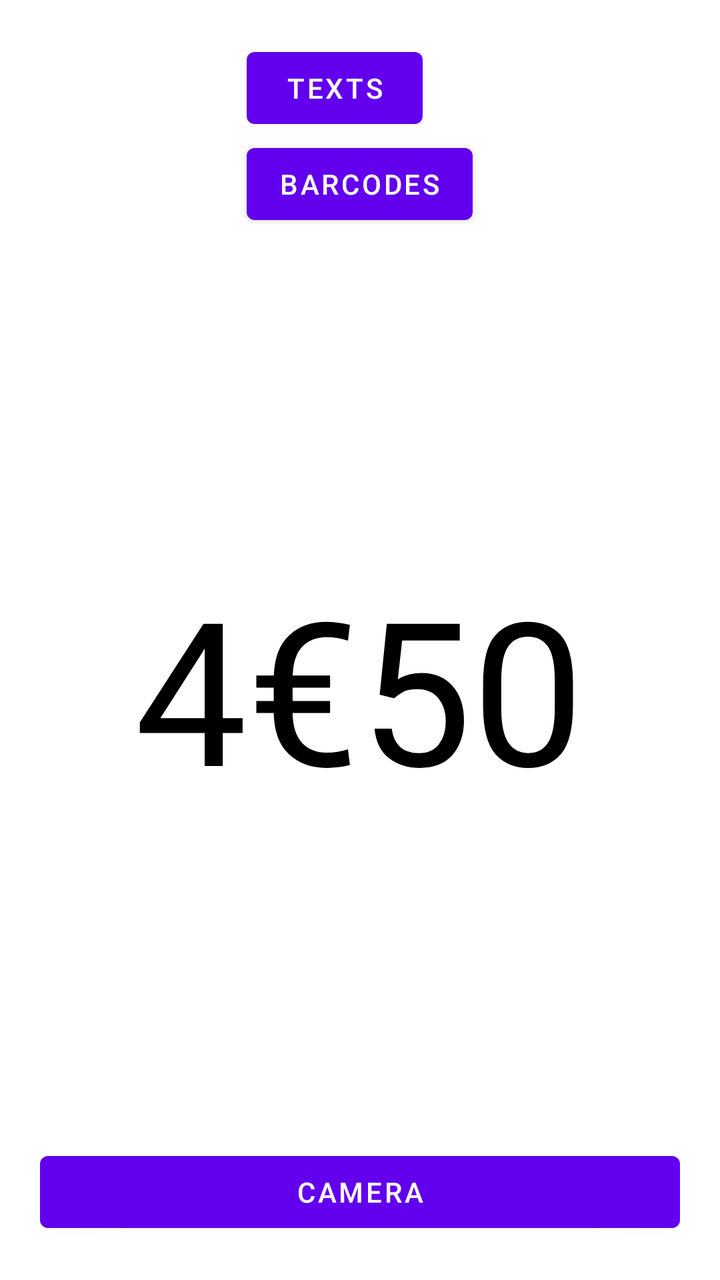
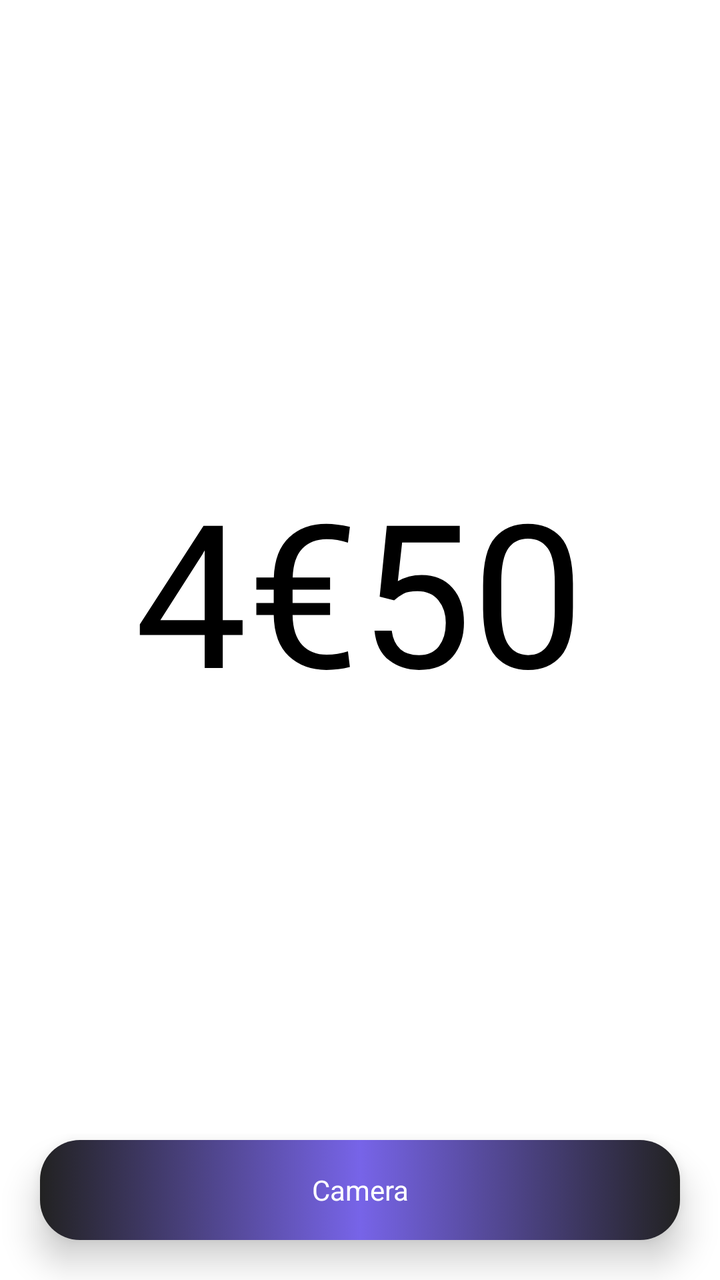

Before-and-after screenshots of an Android layout around one commit, followed by the original layout XML and the change that was made.
<!-- AndroidManifest.xml: application theme Theme.PrimofoodProto -->
<!-- res/layout/fragment_first.xml -->
<?xml version="1.0" encoding="utf-8"?>
<LinearLayout xmlns:android="http://schemas.android.com/apk/res/android"
    xmlns:tools="http://schemas.android.com/tools"
    android:layout_width="match_parent"
    xmlns:app="http://schemas.android.com/apk/res-auto"
    android:orientation="vertical"
    android:padding="20dp"
    android:layout_height="match_parent">

    <RelativeLayout
        android:layout_width="match_parent"
        android:layout_height="wrap_content">

        <androidx.appcompat.widget.AppCompatImageView
            android:id="@+id/picturePreview"
            android:layout_height="wrap_content"
            android:layout_width="match_parent"
            android:adjustViewBounds="true"
            app:layout_constraintDimensionRatio="1:1"
            />

        <androidx.appcompat.widget.AppCompatImageView
            android:id="@+id/pictureOverlay"
            android:layout_height="wrap_content"
            android:layout_width="match_parent"
            android:adjustViewBounds="true"
            app:layout_constraintDimensionRatio="1:1"
             />

    </RelativeLayout>

    <LinearLayout
        android:layout_width="wrap_content"
        android:layout_gravity="center_horizontal"
        android:layout_height="wrap_content"
        android:orientation="horizontal">


        <LinearLayout
            android:layout_width="wrap_content"
            android:layout_height="wrap_content"
            android:orientation="vertical">

            <Button
                android:id="@+id/textrecognition"
                android:text="Texts"
                android:layout_marginStart="10dp"
                android:layout_marginEnd="10dp"
                android:layout_width="wrap_content"
                android:layout_height="wrap_content" />

            <Button
                android:id="@+id/barCode"
                android:text="Barcodes"
                android:layout_marginStart="10dp"
                android:layout_marginEnd="10dp"
                android:layout_width="wrap_content"
                android:layout_height="wrap_content" />

        </LinearLayout>

    </LinearLayout>

    <View
        android:layout_width="match_parent"
        android:layout_height="0dp"
        android:layout_weight="1" />

    <TextView
        android:id="@+id/result"
        android:layout_width="wrap_content"
        android:layout_height="wrap_content"
        android:layout_gravity="center"
        android:textSize="100sp"
        android:textColor="@color/black"
        android:fontFamily="@font/euro"
        android:text="4€50" />













    <View
        android:layout_width="match_parent"
        android:layout_height="0dp"
        android:layout_weight="1" />

    <Button
        android:id="@+id/button_first"
        android:layout_width="match_parent"
        android:layout_height="wrap_content"
        android:text="Camera" />

</LinearLayout>
<!-- resources referenced by this layout -->
<resources>
  <color name="black">#FF000000</color>
  <style name="Theme.PrimofoodProto" parent="Theme.MaterialComponents.DayNight.DarkActionBar">
          
          <item name="colorPrimary">@color/purple_500</item>
          <item name="colorPrimaryVariant">@color/purple_700</item>
          <item name="colorOnPrimary">@color/white</item>
          
          <item name="colorSecondary">@color/teal_200</item>
          <item name="colorSecondaryVariant">@color/teal_700</item>
          <item name="colorOnSecondary">@color/black</item>
          
          <item name="android:statusBarColor" tools:targetApi="l">?attr/colorPrimaryVariant</item>
          
      </style>
  <color name="purple_500">#FF6200EE</color>
  <color name="purple_700">#FF3700B3</color>
  <color name="white">#FFFFFFFF</color>
  <color name="teal_200">#FF03DAC5</color>
  <color name="teal_700">#FF018786</color>
</resources>

<!-- the commit's change to res/layout/fragment_first.xml (unified diff, before → after) -->
@@ -1,63 +1,82 @@
 <?xml version="1.0" encoding="utf-8"?>
 <LinearLayout xmlns:android="http://schemas.android.com/apk/res/android"
+    xmlns:app="http://schemas.android.com/apk/res-auto"
     xmlns:tools="http://schemas.android.com/tools"
     android:layout_width="match_parent"
-    xmlns:app="http://schemas.android.com/apk/res-auto"
+    android:layout_height="match_parent"
     android:orientation="vertical"
-    android:padding="20dp"
-    android:layout_height="match_parent">
+    >
 
     <RelativeLayout
         android:layout_width="match_parent"
-        android:layout_height="wrap_content">
+        android:layout_height="wrap_content"
+        >
 
-        <androidx.appcompat.widget.AppCompatImageView
-            android:id="@+id/picturePreview"
+        <androidx.cardview.widget.CardView
+            android:layout_width="match_parent"
             android:layout_height="wrap_content"
+            app:cardCornerRadius="16dp"
+            android:layout_margin="20dp"
+            android:elevation="40dp">
+
+            <androidx.appcompat.widget.AppCompatImageView
+                android:id="@+id/picturePreview"
+                android:layout_width="match_parent"
+                android:layout_height="wrap_content"
+                android:adjustViewBounds="true"
+                app:layout_constraintDimensionRatio="1:1" />
+
+        </androidx.cardview.widget.CardView>
+
+        <androidx.cardview.widget.CardView
+            android:visibility="invisible"
             android:layout_width="match_parent"
-            android:adjustViewBounds="true"
-            app:layout_constraintDimensionRatio="1:1"
-            />
+            android:layout_height="wrap_content"
+            app:cardCornerRadius="16dp"
+            android:layout_margin="20dp"
 
-        <androidx.appcompat.widget.AppCompatImageView
-            android:id="@+id/pictureOverlay"
-            android:layout_height="wrap_content"
-            android:layout_width="match_parent"
-            android:adjustViewBounds="true"
-            app:layout_constraintDimensionRatio="1:1"
-             />
+            >
+
+            <androidx.appcompat.widget.AppCompatImageView
+                android:id="@+id/pictureOverlay"
+                android:layout_width="match_parent"
+                android:layout_height="wrap_content"
+                android:adjustViewBounds="true"
+                app:layout_constraintDimensionRatio="1:1" />
+
+        </androidx.cardview.widget.CardView>
 
     </RelativeLayout>
 
     <LinearLayout
         android:layout_width="wrap_content"
+        android:layout_height="wrap_content"
         android:layout_gravity="center_horizontal"
-        android:layout_height="wrap_content"
         android:orientation="horizontal">
 
 
-        <LinearLayout
-            android:layout_width="wrap_content"
-            android:layout_height="wrap_content"
-            android:orientation="vertical">
 
-            <Button
-                android:id="@+id/textrecognition"
-                android:text="Texts"
-                android:layout_marginStart="10dp"
-                android:layout_marginEnd="10dp"
-                android:layout_width="wrap_content"
-                android:layout_height="wrap_content" />
 
-            <Button
-                android:id="@+id/barCode"
-                android:text="Barcodes"
-                android:layout_marginStart="10dp"
-                android:layout_marginEnd="10dp"
-                android:layout_width="wrap_content"
-                android:layout_height="wrap_content" />
 
-        </LinearLayout>
+
+
+
+
+
+
+
+
+
+
+
+
+
+
+
+
+
+
+
 
     </LinearLayout>
 
@@ -71,32 +90,39 @@
         android:layout_width="wrap_content"
         android:layout_height="wrap_content"
         android:layout_gravity="center"
-        android:textSize="100sp"
+        android:fontFamily="@font/euro"
+        android:text="4€50"
         android:textColor="@color/black"
-        android:fontFamily="@font/euro"
-        android:text="4€50" />
+        android:textSize="100sp" />
 
+    
+    
+    
+    
 
+    
+    
+    
+    
 
-
-
-
-
-
-
-
-
-
+    
 
     <View
         android:layout_width="match_parent"
         android:layout_height="0dp"
         android:layout_weight="1" />
 
-    <Button
+    <TextView
         android:id="@+id/button_first"
         android:layout_width="match_parent"
-        android:layout_height="wrap_content"
+        android:layout_height="50dp"
+        android:gravity="center"
+        android:background="@drawable/button_state"
+        android:elevation="10dp"
+        android:shadowDx="10"
+        android:padding="10dp"
+        android:layout_margin="20dp"
+        android:textColor="@color/white"
         android:text="Camera" />
 
 </LinearLayout>
<!-- resource entries referenced after the edit -->
@@ -3,8 +3,8 @@
   <color name="black">#FF000000</color>
   <style name="Theme.PrimofoodProto" parent="Theme.MaterialComponents.DayNight.DarkActionBar">
           
-          <item name="colorPrimary">@color/purple_500</item>
-          <item name="colorPrimaryVariant">@color/purple_700</item>
+          <item name="colorPrimary">#7764E8</item>
+          <item name="colorPrimaryVariant">#7764E8</item>
           <item name="colorOnPrimary">@color/white</item>
           
           <item name="colorSecondary">@color/teal_200</item>
@@ -14,9 +14,40 @@
           <item name="android:statusBarColor" tools:targetApi="l">?attr/colorPrimaryVariant</item>
           
       </style>
-  <color name="purple_500">#FF6200EE</color>
-  <color name="purple_700">#FF3700B3</color>
+  <!-- drawable rounded_corner_focused (drawable) -->
+  <?xml version="1.0" encoding="utf-8"?>
+  <shape xmlns:android="http://schemas.android.com/apk/res/android" android:shape="rectangle">
+      <corners android:radius="20dp" />
+      <gradient android:startColor="#7764E8" android:centerColor="#7764E8" android:endColor="#7764E8"/>
+  </shape>
+  <!-- drawable rounded_corner_pressed (drawable) -->
+  <?xml version="1.0" encoding="utf-8"?>
+  <shape xmlns:android="http://schemas.android.com/apk/res/android" android:shape="rectangle">
+      <corners android:radius="20dp" />
+      <gradient android:startColor="#666666" android:centerColor="#7764E8" android:endColor="#666666"/>
+  </shape>
+  <!-- drawable rounded_corner (drawable) -->
+  <?xml version="1.0" encoding="utf-8"?>
+  <shape xmlns:android="http://schemas.android.com/apk/res/android" android:shape="rectangle">
+      <corners android:radius="20dp" />
+      <gradient android:startColor="#222222" android:centerColor="#7764E8" android:endColor="#222222"/>
+  </shape>
   <color name="white">#FFFFFFFF</color>
+  <!-- drawable button_state (drawable) -->
+  <?xml version="1.0" encoding="utf-8"?>
+  <selector xmlns:android="http://schemas.android.com/apk/res/android">
+      <item
+          android:state_focused="true"
+          android:state_pressed="true"
+          android:drawable="@drawable/rounded_corner_focused" />
+  
+      <item
+          android:state_focused="false"
+          android:state_pressed="true"
+          android:drawable="@drawable/rounded_corner_pressed" />
+  
+      <item android:drawable="@drawable/rounded_corner" />
+  </selector>
   <color name="teal_200">#FF03DAC5</color>
   <color name="teal_700">#FF018786</color>
 </resources>
